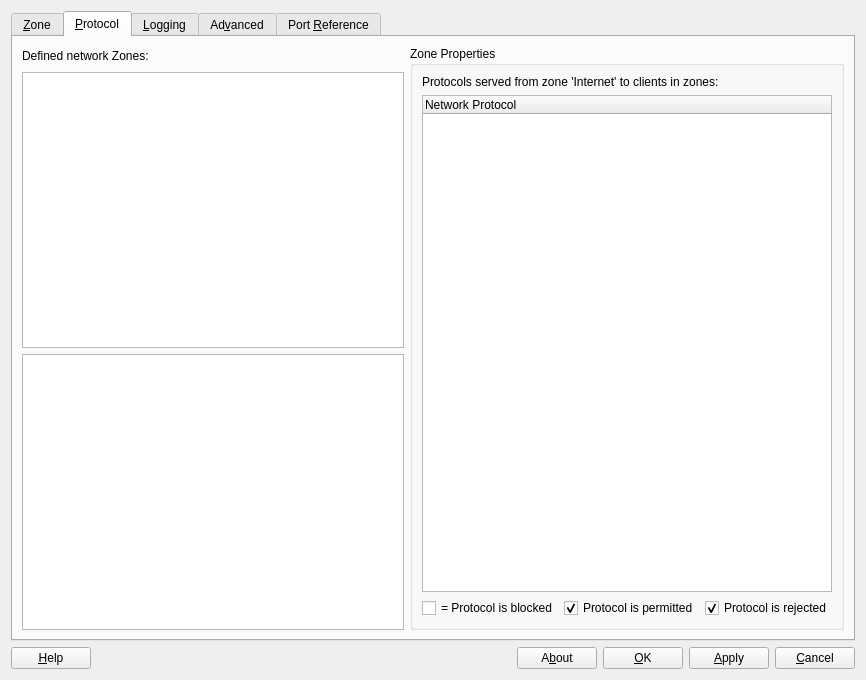
First picture: the form in src/guardPuppy.ui, repository tsuckow/guard-puppy, before the edit.
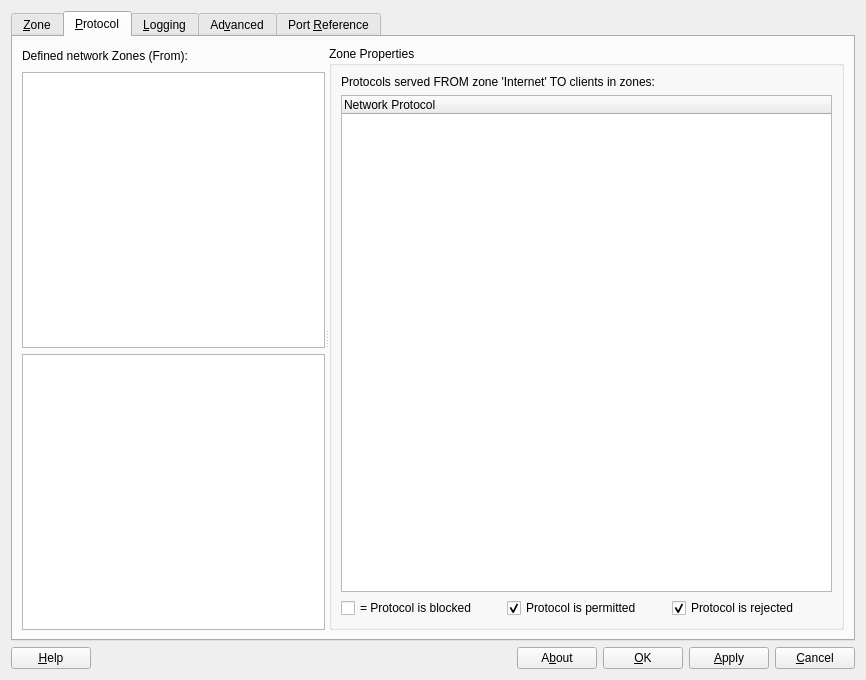
Second picture: the form after the edit. The open tabs and pages were chosen to show the change.

Commit message: Code refactoring, style cleanup. Replace Client/Server with From/To

Patch:
```diff
--- a/src/guardPuppy.ui
+++ b/src/guardPuppy.ui
@@ -242,17 +242,20 @@
       <attribute name="title">
        <string>&amp;Protocol</string>
       </attribute>
-      <layout class="QHBoxLayout" name="horizontalLayout_14">
-       <item>
         <layout class="QHBoxLayout" name="horizontalLayout_13">
          <item>
+        <widget class="QSplitter" name="splitter">
+         <property name="orientation">
+          <enum>Qt::Horizontal</enum>
+         </property>
+         <widget class="QWidget" name="">
           <layout class="QVBoxLayout" name="verticalLayout_7">
            <item>
             <layout class="QHBoxLayout" name="horizontalLayout_12">
              <item>
               <widget class="QLabel" name="label_8">
                <property name="text">
-                <string>Defined network Zones:</string>
+                <string>Defined network Zones (From):</string>
                </property>
               </widget>
              </item>
@@ -278,8 +281,7 @@
             <widget class="QTextEdit" name="protocolTextEdit"/>
            </item>
           </layout>
-         </item>
-         <item>
+         </widget>
           <widget class="QGroupBox" name="groupBox_2">
            <property name="title">
             <string>Zone Properties</string>
@@ -288,7 +290,7 @@
             <item>
              <widget class="QLabel" name="protocolZoneLabel">
               <property name="text">
-               <string>Protocols served from zone 'Internet' to clients in zones:</string>
+              <string>Protocols served FROM zone 'Internet' TO clients in zones:</string>
               </property>
              </widget>
             </item>
@@ -349,8 +351,7 @@
             </item>
            </layout>
           </widget>
-         </item>
-        </layout>
+        </widget>
        </item>
       </layout>
      </widget>
```
Lines whose indentation alone changed are shown as unchanged. The commit also changes 3 other files.
